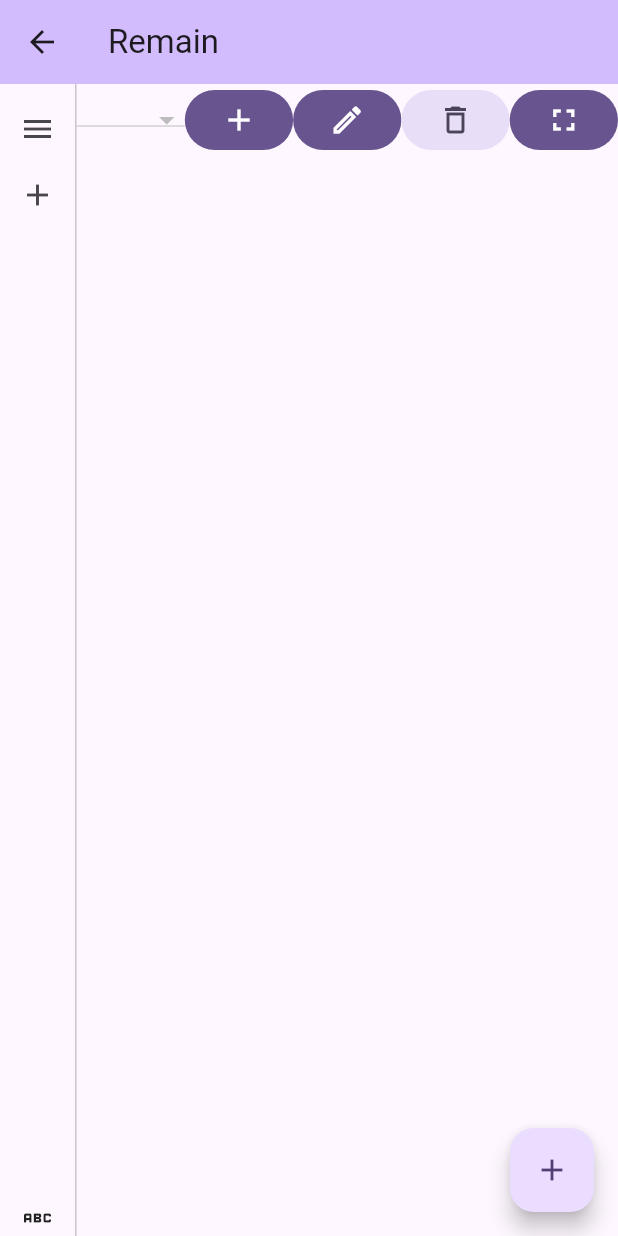
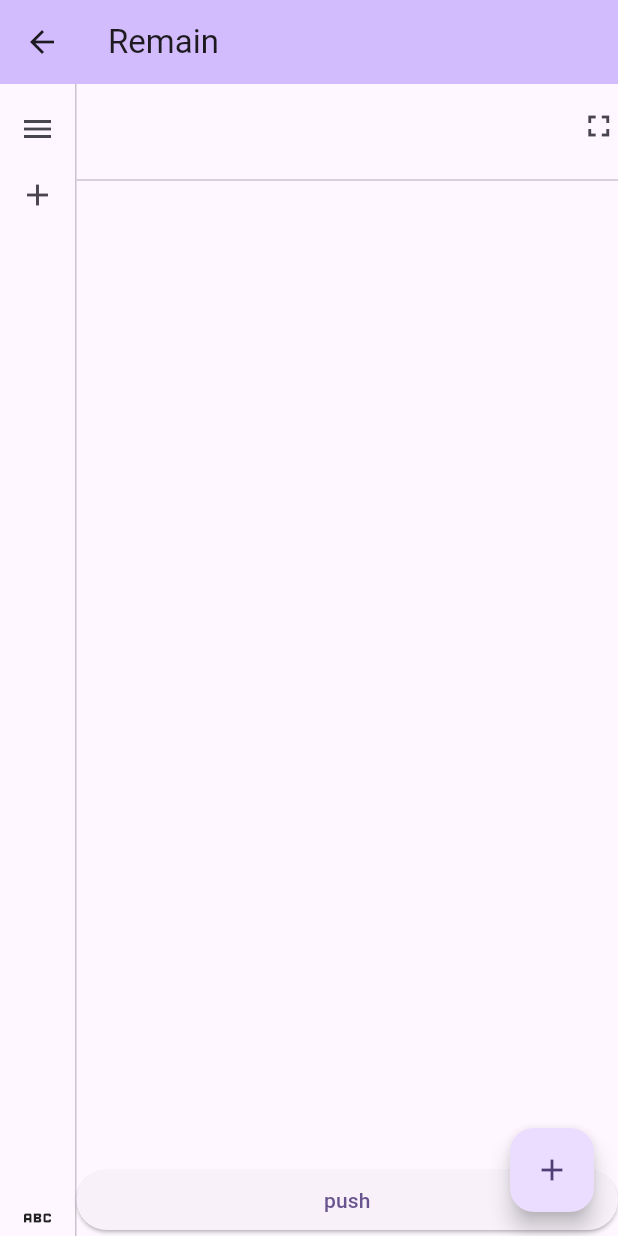
Before and after one commit to nabedroid/kujiracchi_flutter, a Flutter app: the RemainPage screen opened by its route, after a tap on the "fullscreen" icon, on a phone screen of 412 x 824 dp. Run offline on Flutter 3.47's test engine with Material 3 defaults, Android fonts, the light colour scheme and no system bars; our stand-ins replace flutter_riverpod, shared_preferences; accounts and stored records are empty.

Commit message:
move the schedule info from page top to left side menu bar.

```diff
--- a/lib/common_widget/digital_clock_widget.dart
+++ b/lib/common_widget/digital_clock_widget.dart
@@ -1,5 +1,3 @@
-import 'dart:async';
-
 import 'package:flutter/material.dart';
 import 'package:flutter_riverpod/flutter_riverpod.dart';
 import 'package:kujiracchi_dart/common_utils/string_util.dart';
--- a/lib/features/remain/remain_page.dart
+++ b/lib/features/remain/remain_page.dart
@@ -3,11 +3,10 @@ import 'package:flutter_riverpod/flutter_riverpod.dart';
 import 'package:kujiracchi_dart/features/remain/remain_page_listview_widget.dart';
 import 'package:kujiracchi_dart/features/remain/remain_page_navigationrail.dart';
 
-import 'package:kujiracchi_dart/features/remain/remain_page_remove_schedule_dialog.dart';
-import 'package:kujiracchi_dart/features/remain/remain_page_rename_schedule_dialog.dart';
-import 'package:kujiracchi_dart/features/remain/remain_page_add_schedule_dialog.dart';
 import 'package:kujiracchi_dart/features/remain/remain_page_task_dialog.dart';
 import 'package:kujiracchi_dart/features/remain/remain_page_state.dart';
+import 'package:kujiracchi_dart/features/schedule/schedule.dart';
+import 'package:kujiracchi_dart/features/schedule/schedule_list.dart';
 import 'package:kujiracchi_dart/features/schedule/schedule_list_provider.dart';
 import 'package:kujiracchi_dart/features/schedule/schedule_task.dart';
 
@@ -16,6 +15,10 @@ class RemainPage extends ConsumerWidget {
   Widget build(BuildContext context, WidgetRef ref) {
     final scheduleList = ref.watch(scheduleListProvider);
     final remainPageState = ref.watch(remainPageStateProvider);
+    final Schedule? selectedSchedule =
+        remainPageState.selectedScheduleId == null
+            ? null
+            : scheduleList.getSchedule(id: remainPageState.selectedScheduleId!);
 
     return Scaffold(
       appBar: AppBar(
@@ -33,98 +36,49 @@ class RemainPage extends ConsumerWidget {
             child: Column(
               crossAxisAlignment: CrossAxisAlignment.stretch,
               children: [
+                // スケジュール情報のヘッダー
                 Row(
                   children: [
-                    // スケジュール選択
+                    // スケジュール名
                     Expanded(
-                      child: DropdownButton<String>(
-                        isExpanded: true,
-                        value: remainPageState.selectedScheduleId,
-                        items: scheduleList.schedules.map((schedule) {
-                          return DropdownMenuItem(
-                              value: schedule.id, child: Text(schedule.name));
-                        }).toList(),
-                        onChanged: (String? value) {
-                          ref
-                              .read(remainPageStateProvider.notifier)
-                              .selectedScheduleId = value;
-                        },
-                        onTap: () {
-                          // フォーカスを外す
-                          FocusScope.of(context).requestFocus(FocusNode());
-                        },
+                      flex: 10,
+                      child: Padding(
+                        padding: EdgeInsets.all(10),
+                        child: Align(
+                          alignment: Alignment.centerLeft,
+                          child: Text(
+                            selectedSchedule?.name ?? ' ',
+                            style: Theme.of(context).textTheme.headlineMedium,
                           ),
                         ),
-                    // スケジュール追加
-                    Expanded(
-                      child: IconButton.filled(
-                        onPressed: () {
-                          showDialog(
-                              context: context,
-                              builder: (context) => RemainPageAddScheduleDialog());
-                        },
-                        icon: Icon(Icons.add_outlined),
                       ),
                     ),
-                    // スケジュール名変更
+                    // Viewボタン
                     Expanded(
-                      child: IconButton.filled(
+                      flex: 1,
+                      child: IconButton(
+                        icon: Icon(Icons.fullscreen_outlined),
+                        onPressed: () {},
+                      ),
+                    )
+                  ],
+                ),
+                Divider(),
+                // タスクのリスト表示
+                Expanded(child: RemainPageScheduleTaskListViewWidget()),
+                ElevatedButton(
                   onPressed: () {
                     if (remainPageState.selectedScheduleId != null) {
-                            showDialog(
-                                context: context,
-                                builder: (context) =>
-                                    RemainPageRenameScheduleDialog());
-                          }
-                        },
-                        icon: Icon(Icons.edit_outlined),
-                      ),
-                    ),
-                    // スケジュール削除
-                    Expanded(
-                      child: IconButton.filledTonal(
-                        onPressed: () {
-                          if (remainPageState.selectedScheduleId != null) {
-                            showDialog(
-                              context: context,
-                              builder: (context) => RemainPageRemoveScheduleDialog(
-                                  scheduleId: remainPageState.selectedScheduleId!
+                      ref.read(scheduleListProvider.notifier).addTask(
+                        remainPageState.selectedScheduleId!,
+                        ScheduleTask(
+                          memo: '新しいタスク',
+                          time: '00:00:00',
                         ),
                       );
                     }
                   },
-                        icon: Icon(Icons.delete_outline),
-                      ),
-                    ),
-                    // Viewを開く
-                    Expanded(
-                      child: IconButton.filled(
-                        onPressed: () {
-                          // スケジュールが選択中かつタスクが1つ以上設定されているならView画面を開く
-                          if (remainPageState.selectedScheduleId != null) {
-                            if (remainPageState.selectedTaskId != null) {
-                              Navigator.of(context).pushNamed('/remain_view');
-                            } else {
-                              // タスクが未選択の場合は先頭のタスクを選択して開く
-                              final schedule = scheduleList.getSchedule(
-                                  id: remainPageState.selectedScheduleId!);
-                              if (schedule.tasks.isNotEmpty) {
-                                Navigator.of(context).pushNamed('/remain_view');
-                                ref
-                                    .read(remainPageStateProvider.notifier)
-                                    .selectedTaskId = schedule.tasks.first.id;
-                              }
-                            }
-                          }
-                        },
-                        icon: Icon(Icons.fullscreen_outlined),
-                      ),
-                    ),
-                  ],
-                ),
-                // タスクのリスト表示
-                Expanded(
-                  child: RemainPageScheduleTaskListViewWidget(),
+                  child: Text('push'),
                 ),
               ],
             ),
@@ -143,14 +97,36 @@ class RemainPage extends ConsumerWidget {
             );
             // ダイアログでOKが押下された場合
             if (newTask != null) {
-              ref.read(scheduleListProvider.notifier).addTask(
-                remainPageState.selectedScheduleId!,
-                newTask
-              );
+              ref
+                  .read(scheduleListProvider.notifier)
+                  .addTask(remainPageState.selectedScheduleId!, newTask);
             }
           }
         },
       ),
     );
   }
+
+  void _showView({
+    required RemainPageState remainPageState,
+    required BuildContext context,
+    required ScheduleList scheduleList,
+    required WidgetRef ref,
+  }) {
+    // スケジュールが選択中かつタスクが1つ以上設定されているならView画面を開く
+    if (remainPageState.selectedScheduleId != null) {
+      if (remainPageState.selectedTaskId != null) {
+        Navigator.of(context).pushNamed('/remain_view');
+      } else {
+        // タスクが未選択の場合は先頭のタスクを選択して開く
+        final schedule =
+            scheduleList.getSchedule(id: remainPageState.selectedScheduleId!);
+        if (schedule.tasks.isNotEmpty) {
+          Navigator.of(context).pushNamed('/remain_view');
+          ref.read(remainPageStateProvider.notifier).selectedTaskId =
+              schedule.tasks.first.id;
         }
+      }
+    }
+  }
+}
```
Lines whose indentation alone changed are shown as unchanged.
